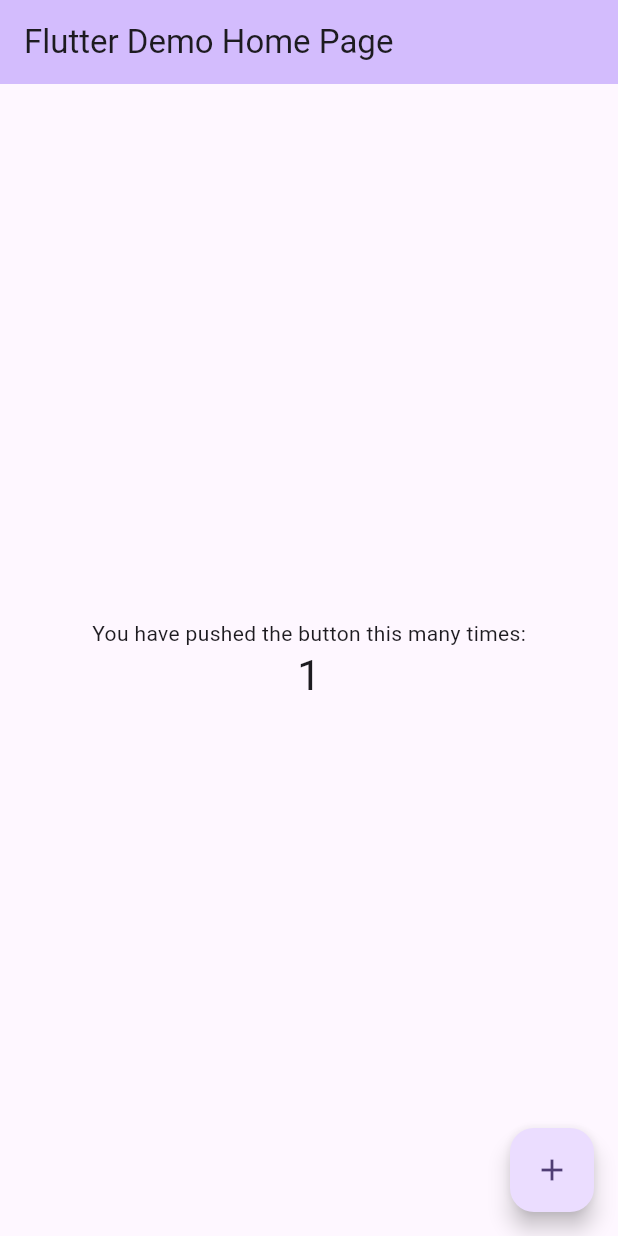
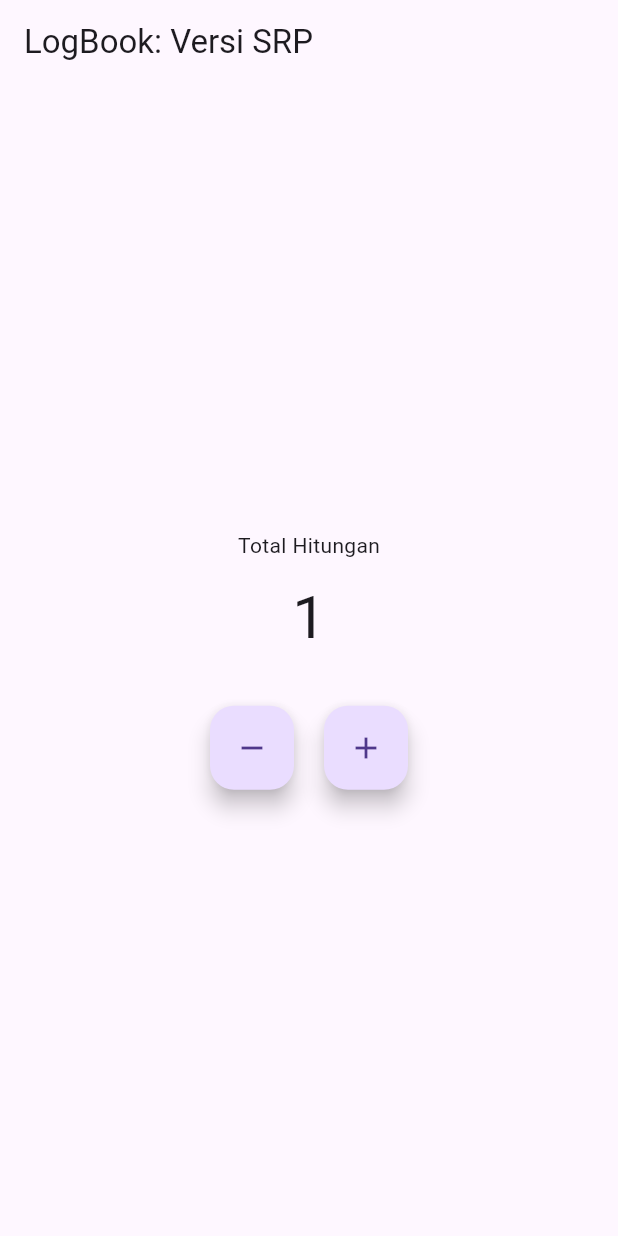
Before and after one commit to nsitizen/logbook_app_090, a Flutter app: the screen it shows after launch, after a tap on the "add" icon, on a phone screen of 412 x 824 dp. Run offline on Flutter 3.47's test engine with Material 3 defaults, Android fonts, the phone set to English and light mode, and no system bars.

Commit message:
Refactoring menjadi SRP

```diff
--- /dev/null
+++ b/lib/counter_controller.dart
@@ -0,0 +1,17 @@
+class CounterController {
+  int _counter = 0; // enkapsulasi
+
+  int get value => _counter;
+
+  void increment() {
+    _counter++;
+  }
+
+  void decrement() {
+    if (_counter > 0) _counter--;
+  }
+
+  void reset() {
+    _counter = 0;
+  }
+}
--- /dev/null
+++ b/lib/counter_view.dart
@@ -0,0 +1,54 @@
+import 'package:flutter/material.dart';
+import 'counter_controller.dart';
+
+class CounterView extends StatefulWidget {
+  const CounterView({super.key});
+
+  @override
+  State<CounterView> createState() => _CounterViewState();
+}
+
+class _CounterViewState extends State<CounterView> {
+  final CounterController _controller = CounterController();
+
+  @override
+  Widget build(BuildContext context) {
+    return Scaffold(
+      appBar: AppBar(
+        title: const Text("LogBook: Versi SRP"),
+      ),
+      body: Center(
+        child: Column(
+          mainAxisAlignment: MainAxisAlignment.center,
+          children: [
+            const Text("Total Hitungan"),
+            const SizedBox(height: 10),
+            Text(
+              '${_controller.value}',
+              style: const TextStyle(fontSize: 40),
+            ),
+            const SizedBox(height: 30),
+            Row(
+              mainAxisAlignment: MainAxisAlignment.center,
+              children: [
+                FloatingActionButton(
+                  heroTag: 'dec',
+                  onPressed: () =>
+                      setState(() => _controller.decrement()),
+                  child: const Icon(Icons.remove),
+                ),
+                const SizedBox(width: 20),
+                FloatingActionButton(
+                  heroTag: 'inc',
+                  onPressed: () =>
+                      setState(() => _controller.increment()),
+                  child: const Icon(Icons.add),
+                ),
+              ],
+            ),
+          ],
+        ),
+      ),
+    );
+  }
+}
--- a/lib/main.dart
+++ b/lib/main.dart
@@ -1,4 +1,5 @@
 import 'package:flutter/material.dart';
+import 'counter_view.dart';
 
 void main() {
   runApp(const MyApp());
@@ -7,116 +8,12 @@
 class MyApp extends StatelessWidget {
   const MyApp({super.key});
 
-  // This widget is the root of your application.
   @override
   Widget build(BuildContext context) {
-    return MaterialApp(
-      title: 'Flutter Demo',
-      theme: ThemeData(
-        // This is the theme of your application.
-        //
-        // TRY THIS: Try running your application with "flutter run". You'll see
-        // the application has a purple toolbar. Then, without quitting the app,
-        // try changing the seedColor in the colorScheme below to Colors.green
-        // and then invoke "hot reload" (save your changes or press the "hot
-        // reload" button in a Flutter-supported IDE, or press "r" if you used
-        // the command line to start the app).
-        //
-        // Notice that the counter didn't reset back to zero; the application
-        // state is not lost during the reload. To reset the state, use hot
-        // restart instead.
-        //
-        // This works for code too, not just values: Most code changes can be
-        // tested with just a hot reload.
-        colorScheme: .fromSeed(seedColor: Colors.deepPurple),
-      ),
-      home: const MyHomePage(title: 'Flutter Demo Home Page'),
+    return const MaterialApp(
+      debugShowCheckedModeBanner: false,
+      title: 'Counter SRP',
+      home: CounterView(),
     );
   }
 }
-
-class MyHomePage extends StatefulWidget {
-  const MyHomePage({super.key, required this.title});
-
-  // This widget is the home page of your application. It is stateful, meaning
-  // that it has a State object (defined below) that contains fields that affect
-  // how it looks.
-
-  // This class is the configuration for the state. It holds the values (in this
-  // case the title) provided by the parent (in this case the App widget) and
-  // used by the build method of the State. Fields in a Widget subclass are
-  // always marked "final".
-
-  final String title;
-
-  @override
-  State<MyHomePage> createState() => _MyHomePageState();
-}
-
-class _MyHomePageState extends State<MyHomePage> {
-  int _counter = 0;
-
-  void _incrementCounter() {
-    setState(() {
-      // This call to setState tells the Flutter framework that something has
-      // changed in this State, which causes it to rerun the build method below
-      // so that the display can reflect the updated values. If we changed
-      // _counter without calling setState(), then the build method would not be
-      // called again, and so nothing would appear to happen.
-      _counter++;
-    });
-  }
-
-  @override
-  Widget build(BuildContext context) {
-    // This method is rerun every time setState is called, for instance as done
-    // by the _incrementCounter method above.
-    //
-    // The Flutter framework has been optimized to make rerunning build methods
-    // fast, so that you can just rebuild anything that needs updating rather
-    // than having to individually change instances of widgets.
-    return Scaffold(
-      appBar: AppBar(
-        // TRY THIS: Try changing the color here to a specific color (to
-        // Colors.amber, perhaps?) and trigger a hot reload to see the AppBar
-        // change color while the other colors stay the same.
-        backgroundColor: Theme.of(context).colorScheme.inversePrimary,
-        // Here we take the value from the MyHomePage object that was created by
-        // the App.build method, and use it to set our appbar title.
-        title: Text(widget.title),
-      ),
-      body: Center(
-        // Center is a layout widget. It takes a single child and positions it
-        // in the middle of the parent.
-        child: Column(
-          // Column is also a layout widget. It takes a list of children and
-          // arranges them vertically. By default, it sizes itself to fit its
-          // children horizontally, and tries to be as tall as its parent.
-          //
-          // Column has various properties to control how it sizes itself and
-          // how it positions its children. Here we use mainAxisAlignment to
-          // center the children vertically; the main axis here is the vertical
-          // axis because Columns are vertical (the cross axis would be
-          // horizontal).
-          //
-          // TRY THIS: Invoke "debug painting" (choose the "Toggle Debug Paint"
-          // action in the IDE, or press "p" in the console), to see the
-          // wireframe for each widget.
-          mainAxisAlignment: .center,
-          children: [
-            const Text('You have pushed the button this many times:'),
-            Text(
-              '$_counter',
-              style: Theme.of(context).textTheme.headlineMedium,
-            ),
-          ],
-        ),
-      ),
-      floatingActionButton: FloatingActionButton(
-        onPressed: _incrementCounter,
-        tooltip: 'Increment',
-        child: const Icon(Icons.add),
-      ),
-    );
-  }
-}
```
